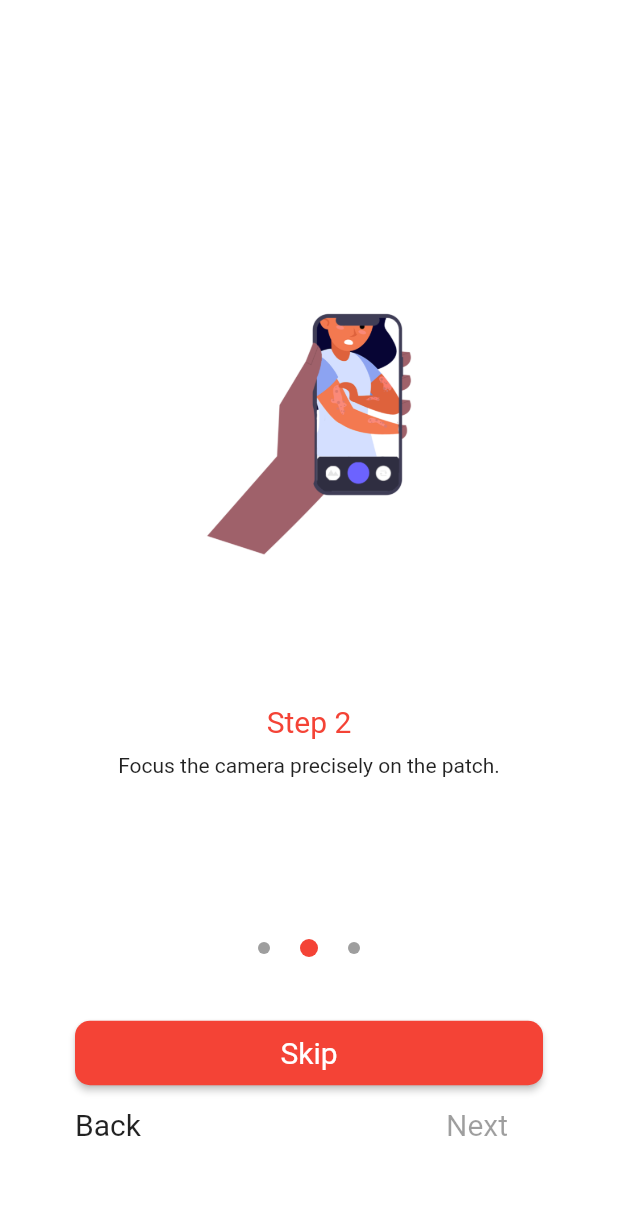
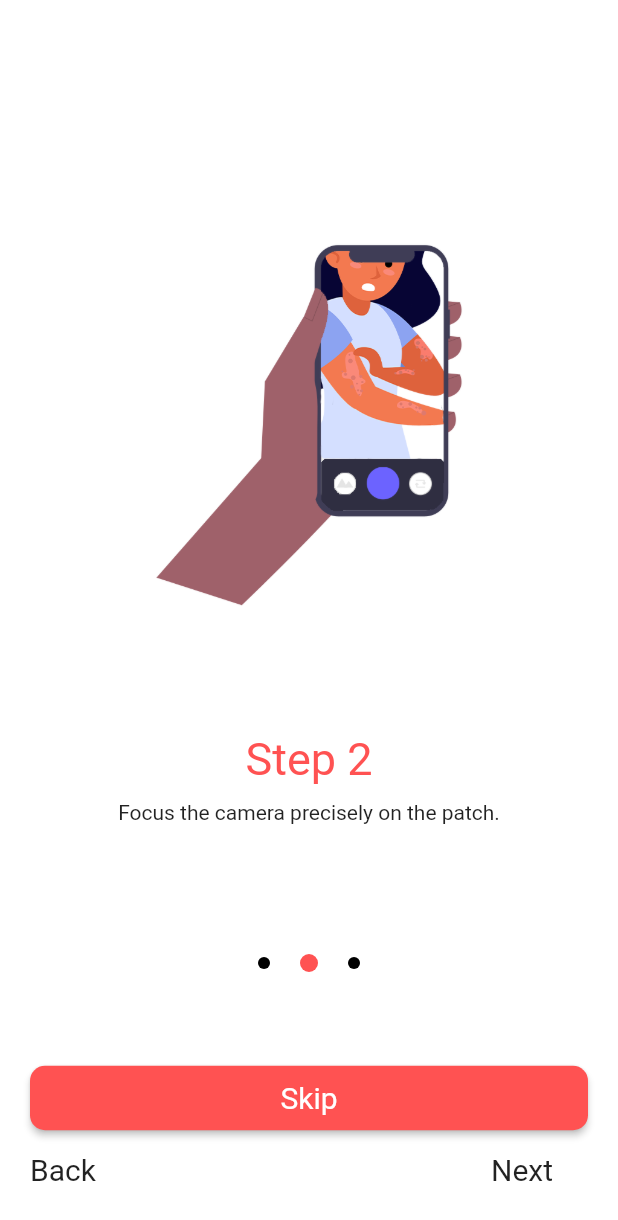
Before and after one commit to adnaan619/Dev-V, a Flutter app: the screen it shows after launch, on a phone screen of 412 x 824 dp. Shown: the top 1220 px of the screen. Run offline on Flutter 3.47's test engine with Material 2 defaults, Android fonts, the phone set to English and light mode, and no system bars; our stand-ins replace animated_text_kit, file_picker, firebase_core, firebase_storage, image_picker; missing offline and left inert: tflite; accounts and stored records are empty.

Commit message:
final touches and features added to the demo page and ready to merge

```diff
--- a/Mobile_App/demo_cuticare/lib/demo_page.dart
+++ b/Mobile_App/demo_cuticare/lib/demo_page.dart
@@ -62,7 +62,7 @@ class _GettingStartedScreenState extends State<GettingStartedScreen>{
       body: Container(
         color: Colors.white,
         child: Padding(
-          padding: const EdgeInsets.all(50.0),
+          padding: const EdgeInsets.all(20.0),
           child: Column(
             children: <Widget> [
               Expanded(
@@ -80,7 +80,7 @@ class _GettingStartedScreenState extends State<GettingStartedScreen>{
                       alignment: AlignmentDirectional.topStart,
                       children: <Widget> [
                         Container(
-                          margin: const EdgeInsets.only(bottom: 20),
+                          margin: const EdgeInsets.only(bottom: 40),
                           child: Row(
                             mainAxisSize: MainAxisSize.min,
                             mainAxisAlignment: MainAxisAlignment.center,
@@ -100,7 +100,7 @@ class _GettingStartedScreenState extends State<GettingStartedScreen>{
               ),
               SizedBox(
                 height: 20,
-                width: 50,
+                width: 100,
               ),
               Column(
                 crossAxisAlignment: CrossAxisAlignment.stretch,
@@ -116,7 +116,7 @@ class _GettingStartedScreenState extends State<GettingStartedScreen>{
                       borderRadius: BorderRadius.circular(10),
                     ),
                     padding: const EdgeInsets.all(10),
-                    color: Theme.of(context).primaryColor,
+                    color: Colors.redAccent,//Theme.of(context).primaryColor,
                     textColor: Colors.white,
                       onPressed: () {
                         Navigator.of(context).push(MaterialPageRoute(
@@ -137,7 +137,11 @@ class _GettingStartedScreenState extends State<GettingStartedScreen>{
                           'Next',
                           style: TextStyle(fontSize: 20),
                         ),
-                        onPressed: null),
+                        onPressed: () {
+                          Navigator.of(context).push(MaterialPageRoute(
+                              builder: (BuildContext context) => BottomNavBar()));
+                        }
+                      ),
                     ],
                   ),
                 ],
@@ -162,8 +166,8 @@ class SlideItem extends StatelessWidget{
       crossAxisAlignment: CrossAxisAlignment.center,
       children: <Widget>[
         Container(
-          width: 200,
-          height: 200,
+          width: 300,
+          height: 250,
           decoration: BoxDecoration(
             shape: BoxShape.rectangle,
             image: DecorationImage(
@@ -178,8 +182,8 @@ class SlideItem extends StatelessWidget{
         Text(
           slideList[index].title,
           style: TextStyle(
-            fontSize: 20,
-            color: Theme.of(context).primaryColor,
+            fontSize: 30,
+            color: Colors.redAccent,
           ),
         ),
         SizedBox(
@@ -218,7 +222,7 @@ final slideList = [
     description: 'Focus the camera precisely on the patch.',
   ),
   Slide(
-    imageUrl: 'assets/001.png',
+    imageUrl: 'assets/003.png',
     title: 'Step 3',
     description: 'Upload the image.',
   ),
@@ -236,7 +240,7 @@ class SlideDots extends StatelessWidget{
       height: isActive ? 12 : 8,
       width: isActive ? 12 : 8,
       decoration: BoxDecoration(
-        color: isActive ? Theme.of(context).primaryColor : Colors.grey,
+        color: isActive ? Colors.redAccent : Colors.black,
         borderRadius: BorderRadius.all(Radius.circular(12)),
       ),
     );
```
Also changed, not shown: Mobile_App/demo_cuticare/assets/003.png (added).
